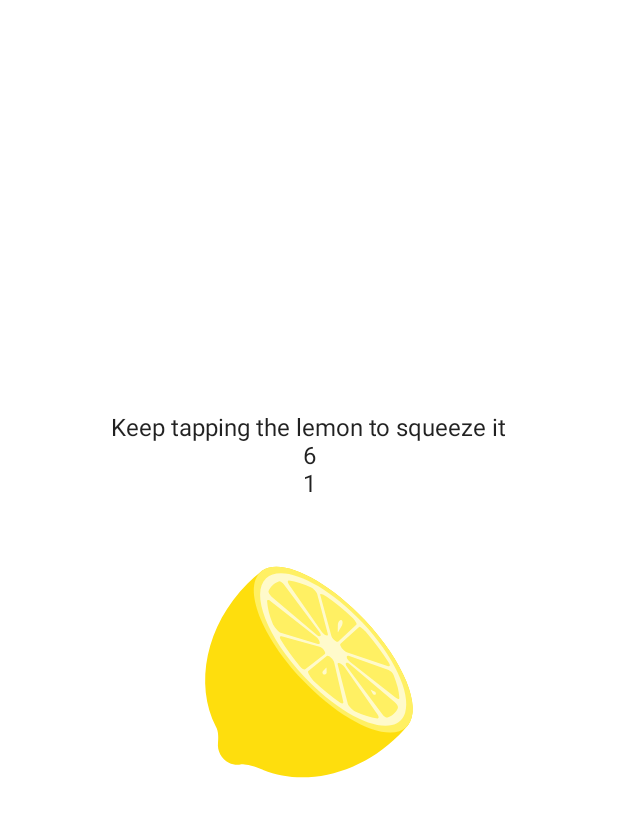
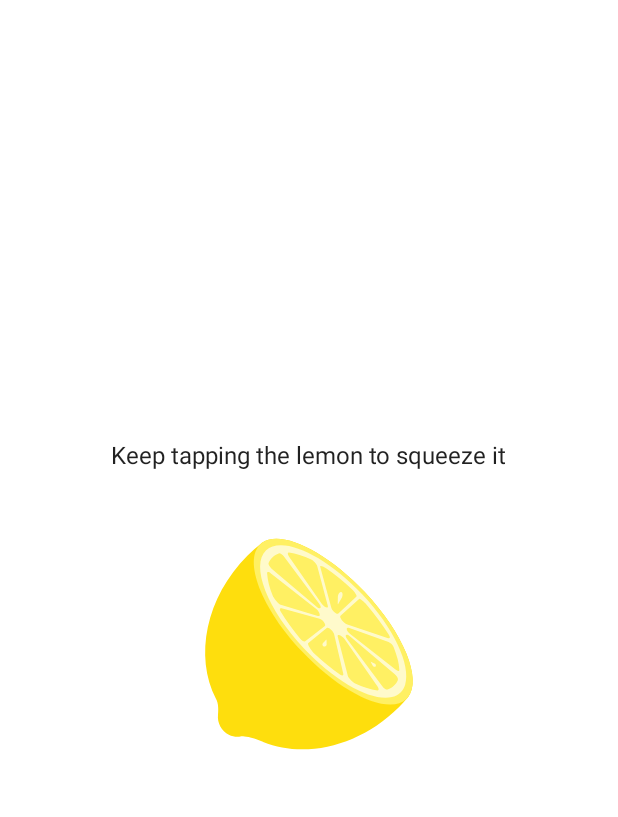
Before and after one commit to JonyStrins/AndroidStudioComposeMovil1, an Android app built with Jetpack Compose: the composable LemonApp shown on its own in the app's theme, after a tap on "Lemon tree", on a phone screen of 412 x 824 dp. Shown: the top 817 px of the screen. Run offline under Robolectric (Android 15) with nearby library versions, the phone set to English and light mode, and no system bars.

Commit message:
Lemonade modificacion de una pantalla

```diff
--- a/Lemonade/app/src/main/java/com/jonystrins/lemonade/MainActivity.kt
+++ b/Lemonade/app/src/main/java/com/jonystrins/lemonade/MainActivity.kt
@@ -74,12 +74,6 @@ fun LemonApp(){
                     Text(
                         text = stringResource(id = R.string.keep_tapping_the_lemon)
                     )
-                    Text(
-                        text = "${rand}"
-                    )
-                    Text(
-                        text = "${cont}"
-                    )
                     Spacer(modifier = Modifier.height(16.dp))
                     Image(
                         painter = painterResource(id = R.drawable.lemon_squeeze),
```
